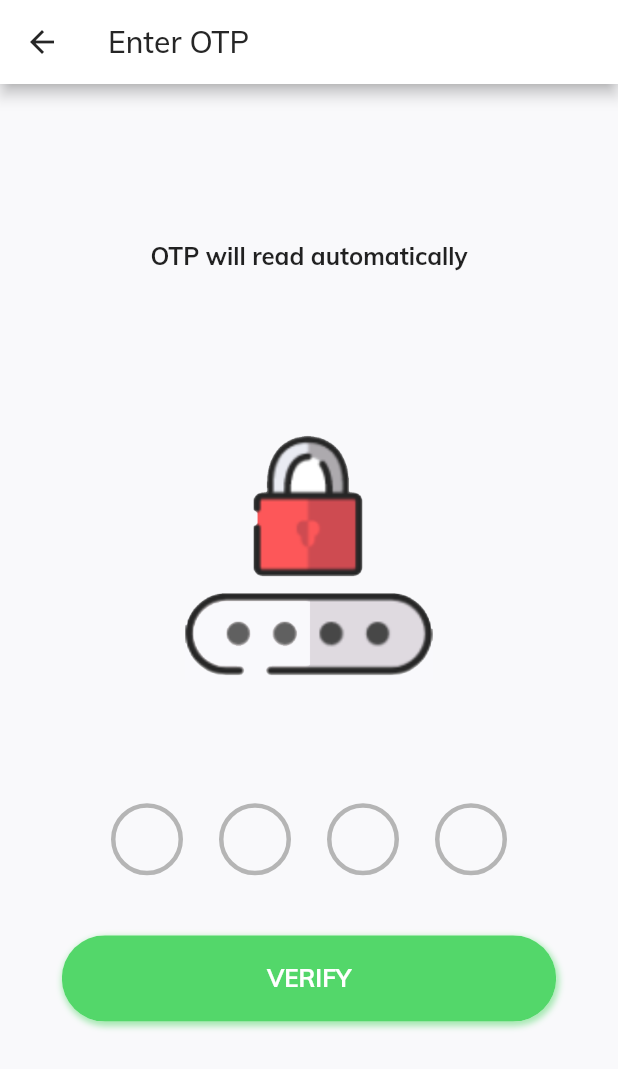
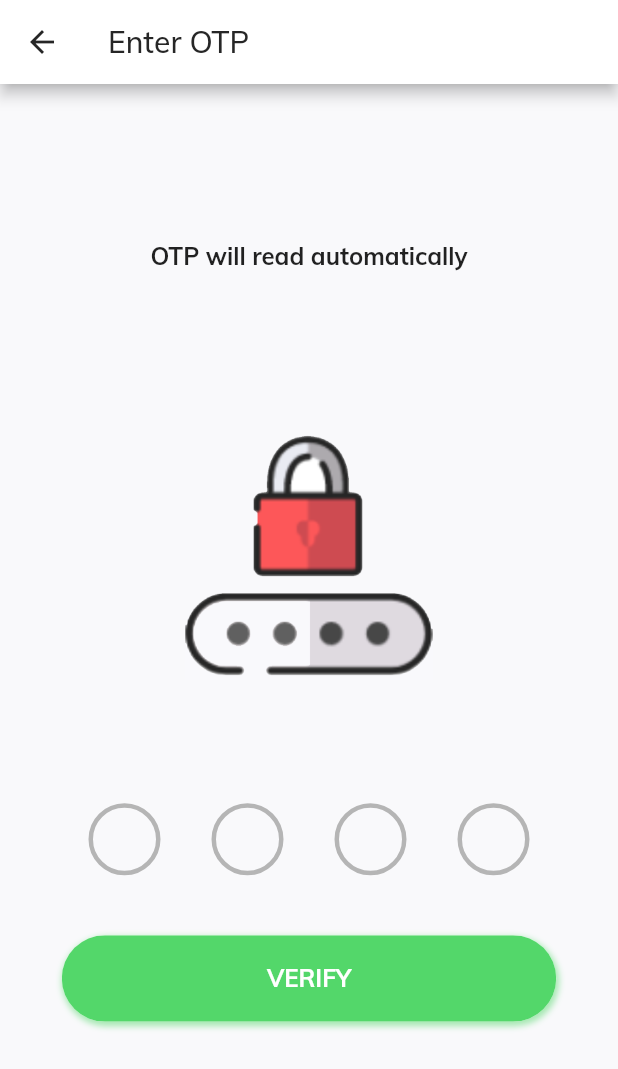
Before and after one commit to icadpratama/kurir_app, a Flutter app: the LoginScreen screen opened directly, after a tap on "CONTINUE", on a phone screen of 412 x 824 dp. Shown: the top 1069 px of the screen. Run offline on Flutter 3.47's test engine with Material 2 defaults, Android fonts, the phone set to English and light mode, and no system bars; drawn by our look-alikes of pin_input_text_field, sms_autofill; our stand-ins replace firebase_auth; accounts and stored records are empty.

Commit message:
Fixing left and right padding

```diff
--- a/lib/Screens/Verify/components/body.dart
+++ b/lib/Screens/Verify/components/body.dart
@@ -41,7 +41,7 @@ class Body extends StatelessWidget {
               ),
               SizedBox(height: size.height * 0.1),
               Container(
-                padding: EdgeInsets.fromLTRB(70, 0, 70, 0),
+                padding: EdgeInsets.fromLTRB(50, 0, 50, 0),
                 child: PinFieldAutoFill(
                   codeLength: 4,
                   onCodeChanged: (val) {
--- a/lib/components/text_field_container.dart
+++ b/lib/components/text_field_container.dart
@@ -9,10 +9,10 @@ class TextFieldContainer extends StatelessWidget {
   Widget build(BuildContext context) {
     Size size = MediaQuery.of(context).size;
     return Container(
-      margin: EdgeInsets.symmetric(vertical: 16),
+      margin: EdgeInsets.symmetric(vertical: 15),
       padding: EdgeInsets.symmetric(horizontal: 20, vertical: 8),
       width: size.width * 0.8,
-      height: size.height * 0.08,
+      height: size.height * 0.11,
       decoration: BoxDecoration(
         border: Border.all(color: kPrimaryColor),
         color: Colors.white,
```
